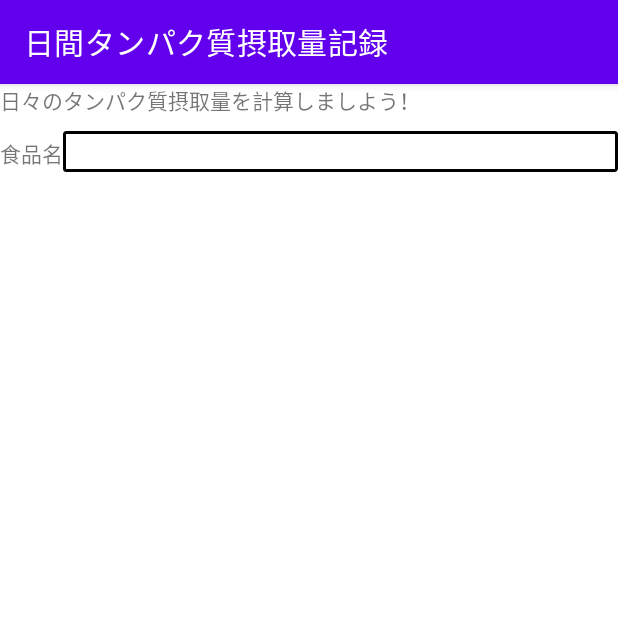
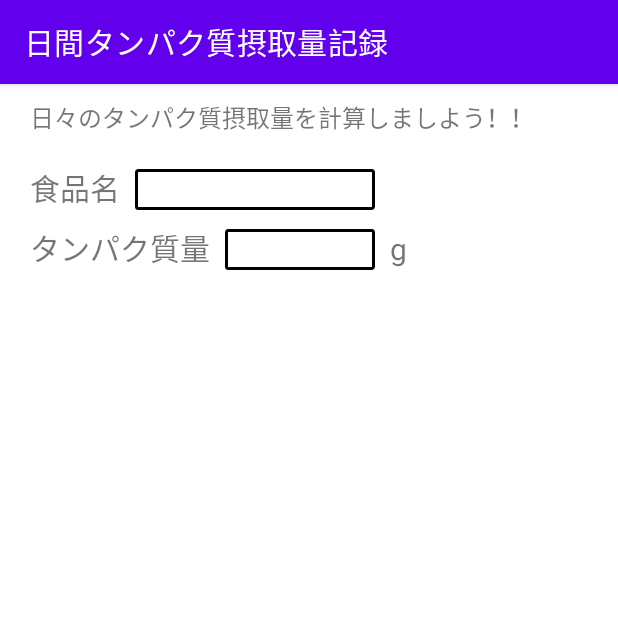
Before and after one commit to Ogawa222/DailyProtein, an Android app: the screen it shows after launch (MainActivity), on a phone screen of 412 x 824 dp, the top half of it. Run offline under Robolectric (Android 15) with nearby library versions, the phone set to English and light mode, and no system bars.

Commit message:
画面の部品を追加

```diff
--- a/app/src/main/res/layout/activity_main.xml
+++ b/app/src/main/res/layout/activity_main.xml
@@ -8,22 +8,68 @@
         android:layout_width="match_parent"
         android:layout_height="wrap_content"
         android:text="@string/top_message"
-        android:paddingBottom="10dp"/>
+        android:textSize="16sp"
+        android:paddingTop="10dp"
+        android:paddingRight="10dp"
+        android:paddingBottom="20dp"
+        android:paddingLeft="20dp"/>
 
     <LinearLayout
         android:layout_width="match_parent"
         android:layout_height="wrap_content"
-        android:orientation="horizontal">
+        android:orientation="horizontal"
+        android:paddingBottom="10dp">
 
         <TextView
             android:layout_width="wrap_content"
             android:layout_height="wrap_content"
-            android:text="@string/food_name" />
+            android:text="@string/food_name"
+            android:textSize="20sp"
+            android:paddingRight="10dp"
+            android:paddingLeft="20dp"/>
 
         <EditText
-            android:layout_width="match_parent"
+            android:layout_width="160dp"
             android:layout_height="wrap_content"
-            android:background="@drawable/frame_border"/>
+            android:background="@drawable/frame_border"
+            android:gravity="center"
+            android:paddingRight="10dp" />
     </LinearLayout>
 
+    <LinearLayout
+        android:layout_width="match_parent"
+        android:layout_height="wrap_content"
+        android:orientation="horizontal"
+        android:paddingBottom="10dp">
+
+        <TextView
+            android:layout_width="wrap_content"
+            android:layout_height="wrap_content"
+            android:text="@string/protein_weight"
+            android:textSize="20sp"
+            android:paddingRight="10dp"
+            android:paddingLeft="20dp"/>
+
+        <EditText
+            android:layout_width="100dp"
+            android:layout_height="wrap_content"
+            android:inputType="number"
+            android:digits="0123456789"
+            android:maxLength="3"
+            android:gravity="center"
+            android:background="@drawable/frame_border"
+            android:paddingRight="10dp"/>
+
+        <TextView
+            android:layout_width="wrap_content"
+            android:layout_height="wrap_content"
+            android:text="g"
+            android:textSize="20sp"
+            android:paddingLeft="10dp"/>
+    </LinearLayout>
+
+
+
+
+
 </LinearLayout>
--- a/app/src/main/res/values/strings.xml
+++ b/app/src/main/res/values/strings.xml
@@ -1,6 +1,6 @@
 <resources>
     <string name="app_name">日間タンパク質摂取量記録</string>
-    <string name="top_message">日々のタンパク質摂取量を計算しましよう！</string>
+    <string name="top_message">日々のタンパク質摂取量を計算しましよう！！</string>
     <string name="register">登録</string>
     <string name="delete">削除</string>
     <string name="cancel">キャンセル</string>
```
